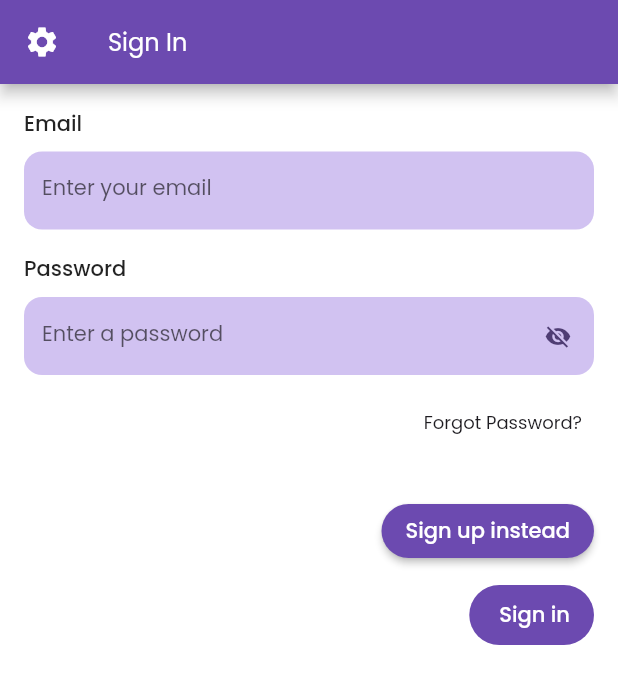
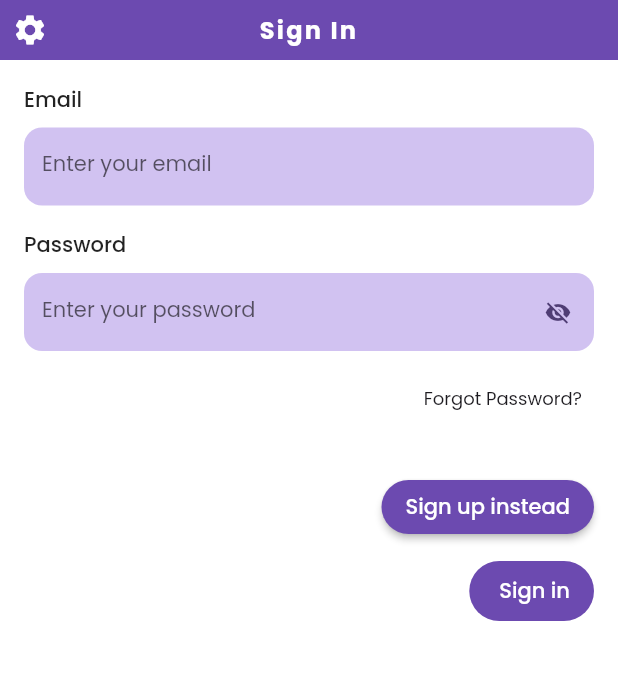
Before and after one commit to SaadArdati/PocketJenna, a Flutter app: the AuthScreen screen opened directly, on a phone screen of 412 x 824 dp. Shown: the top 684 px of the screen. Run offline on Flutter 3.47's test engine with Material 2 defaults, Android fonts, the phone set to English and light mode, and no system bars; our stand-ins replace adaptive_theme, bubble, cloud_firestore, equatable, firebase_auth, firebase_core and 12 more; missing offline and left inert: bitsdojo_window, dart_openai, encrypted_shared_preferences, firedart, flutter_highlighter, highlighter and 5 more; accounts and stored records are empty; statements that could not run were skipped.

Commit message:
Finalize pages look & feel.

```diff
--- a/lib/main.dart
+++ b/lib/main.dart
@@ -65,6 +65,8 @@ class PocketJenna extends StatefulWidget {
       Constants.settings,
       encryptionCipher: HiveAesCipher(encryptionKeyData),
     );
+
+    Hive.box(Constants.settings).clear();
 
     if (!kIsWeb) {
       if (Platform.isWindows || Platform.isLinux || Platform.isMacOS) {
@@ -235,7 +237,7 @@ class _NavigationBackgroundState extends State<NavigationBackground>
     vsync: this,
     duration: const Duration(minutes: 4),
     upperBound: 360,
-    value: isOnboardingPage ? 150 : 90,
+    value: 90,
   )..repeat(reverse: false);
   late final AnimationController chaosController = AnimationController(
     vsync: this,
@@ -291,7 +293,7 @@ class _NavigationBackgroundState extends State<NavigationBackground>
       final bool isStep2 = widget.state.location == '/onboarding/two';
       rotate(
         isStep1
-            ? 150
+            ? 90
             : isStep2
                 ? 230
                 : 300,
--- a/lib/managers/navigation_manager.dart
+++ b/lib/managers/navigation_manager.dart
@@ -177,7 +177,7 @@ class NavigationManager {
           AxisDirection comesFrom = AxisDirection.right;
           if (extra != null && extra is Map) {
             final String? fromParam = extra['from'];
-            if (fromParam == 'chat') {
+            if (fromParam == '/chat') {
               comesFrom = AxisDirection.left;
             }
           }
@@ -284,7 +284,7 @@ class NavigationManager {
                 secondaryAnimation,
                 child,
                 state: state,
-                comesFrom: AxisDirection.up,
+                comesFrom: AxisDirection.right,
               );
             },
           );
--- a/lib/managers/system_manager.dart
+++ b/lib/managers/system_manager.dart
@@ -29,8 +29,8 @@ class SystemManager with WindowListener {
     final bool alwaysOnTop = box.get(Constants.alwaysOnTop, defaultValue: true);
     final bool showInTaskbar =
         box.get(Constants.moveToSystemDock, defaultValue: false);
-    final bool showTitleBar =
-        box.get(Constants.showTitleBar, defaultValue: false);
+    final bool showTitleBar = true;
+    // box.get(Constants.showTitleBar, defaultValue: false);
 
     WidgetsFlutterBinding.ensureInitialized();
 
@@ -49,7 +49,7 @@ class SystemManager with WindowListener {
       backgroundColor: Colors.transparent,
       skipTaskbar: !showInTaskbar,
       titleBarStyle: showTitleBar ? TitleBarStyle.normal : TitleBarStyle.hidden,
-      title: 'Pocket Jenna',
+      title: '',
     );
 
     windowManager.waitUntilReadyToShow(windowOptions);
--- a/lib/screens/auth/auth_screen.dart
+++ b/lib/screens/auth/auth_screen.dart
@@ -2,11 +2,13 @@ import 'package:flutter/cupertino.dart';
 import 'package:flutter/material.dart';
 import 'package:flutter/services.dart';
 import 'package:go_router/go_router.dart';
+import 'package:hive/hive.dart';
 
+import '../../constants.dart';
 import '../../managers/auth/auth_manager.dart';
+import '../../ui/custom_scaffold.dart';
 import '../../ui/switchers.dart';
 import '../../ui/theme_extensions.dart';
-import '../../ui/window_controls.dart';
 
 enum AuthScreenMode {
   signIn('Sign In'),
@@ -68,7 +70,10 @@ class _AuthScreenState extends State<AuthScreen> {
         );
 
         if (mounted) {
-          context.go('/home');
+          final box = Hive.box(Constants.settings);
+          final bool onboarding =
+              box.get(Constants.isFirstTime, defaultValue: true);
+          context.go(onboarding ? '/onboarding/two' : '/home');
         }
       } catch (e) {
         error = e.toString();
@@ -125,23 +130,23 @@ class _AuthScreenState extends State<AuthScreen> {
   Widget build(BuildContext context) {
     final BorderRadius borderRadius = BorderRadius.circular(12);
 
-    return Scaffold(
-      appBar: AppBar(
+    return CustomScaffold(
       title: Text(
         mode.label,
+        textAlign: TextAlign.center,
         style: context.textTheme.titleMedium?.copyWith(
           color: context.colorScheme.onPrimary,
+          fontWeight: FontWeight.bold,
+          letterSpacing: 1.5,
         ),
       ),
       centerTitle: false,
-        leading: IconButton(
+      leading: ScaffoldAction(
         tooltip: 'Settings',
-          icon: const Icon(Icons.settings),
-          onPressed: () {
-            context.go('/settings', extra: {'from': 'home'});
+        icon: Icons.settings,
+        onTap: () {
+          context.go('/settings', extra: {'from': '/auth'});
         },
-        ),
-        actions: const [WindowControls()],
       ),
       body: Form(
         key: formKey,
@@ -253,7 +258,9 @@ class _AuthScreenState extends State<AuthScreen> {
                           obscureText: !showPassword,
                           decoration: InputDecoration(
                             counterText: '',
-                            labelText: 'Enter a password',
+                            labelText: mode.isSignUp
+                                ? 'Enter a password'
+                                : 'Enter your password',
                             isDense: true,
                             floatingLabelBehavior: FloatingLabelBehavior.never,
                             filled: true,
@@ -431,7 +438,7 @@ class _AuthScreenState extends State<AuthScreen> {
                           child: Text(
                             error ?? '',
                             style: context.textTheme.bodySmall?.copyWith(
-                              color: context.colorScheme.error,
+                              color: context.colorScheme.onErrorContainer,
                             ),
                           ),
                         ),
--- a/lib/ui/custom_scaffold.dart
+++ b/lib/ui/custom_scaffold.dart
@@ -456,7 +456,6 @@ class CustomAppBar extends StatelessWidget {
             platform == TargetPlatform.linux ||
             platform == TargetPlatform.macOS);
 
-    const double buttonSize = 20;
     return Theme(
       data: Theme.of(context).copyWith(
         iconTheme: IconThemeData(
@@ -485,12 +484,14 @@ class CustomAppBar extends StatelessWidget {
               mainAxisSize: MainAxisSize.min,
               crossAxisAlignment: CrossAxisAlignment.stretch,
               children: [
+                if (isDesktop)
                   Row(
                     crossAxisAlignment: CrossAxisAlignment.start,
                     mainAxisAlignment: MainAxisAlignment.spaceBetween,
                     children: [
-                      const SizedBox.shrink(),
+                      const Expanded(child: SizedBox.shrink()),
                       Expanded(
+                        flex: 2,
                         child: GestureDetector(
                           behavior: HitTestBehavior.deferToChild,
                           onDoubleTap: () {
@@ -506,40 +507,50 @@ class CustomAppBar extends StatelessWidget {
                               'Pocket Jenna',
                               textAlign: TextAlign.center,
                               style: context.textTheme.titleSmall?.copyWith(
-                                  color: context.colorScheme.onPrimary),
+                                  color: context.colorScheme.onPrimary,
+                                  letterSpacing: 1.5,
+                                  fontSize: 12,
+                                  fontWeight: FontWeight.bold),
                             ),
                           ),
                         ),
                       ),
-                      Row(
+                      Expanded(
+                        child: Align(
+                          alignment: Alignment.centerRight,
+                          child: Row(
                             mainAxisAlignment: MainAxisAlignment.end,
                             children: [
                               if (isDesktop) ...[
                                 ScaffoldAction(
                                   tooltip: 'Toggle window bounds',
                                   icon: Icons.reset_tv_outlined,
-                              onTap: SystemManager.instance.toggleWindowMemory,
+                                  onTap:
+                                      SystemManager.instance.toggleWindowMemory,
                                 ),
-                            if (!showTitleBar) ...[
-                              ScaffoldAction(
-                                tooltip: 'Minimize',
-                                icon: Icons.minimize,
-                                onTap: SystemManager.instance.minimizeWindow,
-                              ),
-                              ScaffoldAction(
-                                tooltip: 'Close',
-                                icon: Icons.close,
-                                onTap: SystemManager.instance.closeWindow,
-                              ),
+                                // if (!showTitleBar) ...[
+                                //   ScaffoldAction(
+                                //     tooltip: 'Minimize',
+                                //     icon: Icons.minimize,
+                                //     onTap:
+                                //         SystemManager.instance.minimizeWindow,
+                                //   ),
+                                //   ScaffoldAction(
+                                //     tooltip: 'Close',
+                                //     icon: Icons.close,
+                                //     onTap: SystemManager.instance.closeWindow,
+                                //   ),
                                 // IconButton(
                                 //   iconSize: buttonSize,
                                 //   tooltip: 'Quit',
                                 //   icon: const Icon(Icons.close),
                                 //   onPressed: SystemManager.instance.quitApp,
                                 // ),
+                                // ],
                               ],
                             ],
-                        ],
+                          ),
+                        ),
                       )
                     ],
                   ),
@@ -555,10 +566,18 @@ class CustomAppBar extends StatelessWidget {
                     mainAxisSize: MainAxisSize.max,
                     mainAxisAlignment: MainAxisAlignment.spaceBetween,
                     children: [
-                        leadingWidget,
-                        if (title != null) title!,
-                        Row(
+                      Expanded(
+                        child: Align(
+                          alignment: Alignment.centerLeft,
+                          child: leadingWidget,
+                        ),
+                      ),
+                      if (title != null) Expanded(flex: 2, child: title!),
+                      Expanded(
+                        child: Row(
+                          mainAxisAlignment: MainAxisAlignment.end,
                           children: [if (actions != null) ...actions!],
+                        ),
                       ),
                     ],
                   ),
@@ -566,46 +585,50 @@ class CustomAppBar extends StatelessWidget {
               ],
             ),
           );
-          }),
+        },
+      ),
     );
   }
 }
 
-class ScaffoldAction extends StatefulWidget {
+class ScaffoldAction extends StatelessWidget {
   const ScaffoldAction({
     super.key,
     required this.onTap,
     required this.icon,
     required this.tooltip,
+    this.color,
+    this.hoverColor,
   });
 
   final VoidCallback onTap;
   final IconData icon;
   final String tooltip;
+  final Color? color;
+  final Color? hoverColor;
 
   @override
-  State<ScaffoldAction> createState() => _ScaffoldActionState();
-}
-
-class _ScaffoldActionState extends State<ScaffoldAction> {
-  @override
   Widget build(BuildContext context) {
+    final TargetPlatform platform = defaultTargetPlatform;
+    final bool isDesktop = (platform == TargetPlatform.windows ||
+        platform == TargetPlatform.linux ||
+        platform == TargetPlatform.macOS);
     return Tooltip(
-      message: widget.tooltip,
+      message: tooltip,
       child: Material(
         color: Colors.transparent,
         borderRadius: BorderRadius.circular(4),
-        // shape: const CircleBorder(),
         clipBehavior: Clip.antiAlias,
         child: InkWell(
-          hoverColor: context.colorScheme.onPrimary.withOpacity(0.1),
-          onTap: widget.onTap,
+          hoverColor:
+              hoverColor ?? context.colorScheme.onPrimary.withOpacity(0.1),
+          onTap: onTap,
           child: Padding(
             padding: const EdgeInsets.all(8),
             child: Icon(
-              widget.icon,
-              size: 20,
-              color: context.colorScheme.onPrimary,
+              icon,
+              size: isDesktop ? 20 : 24,
+              color: color ?? context.colorScheme.onPrimary,
             ),
           ),
         ),
--- a/pubspec.yaml
+++ b/pubspec.yaml
@@ -96,5 +96,6 @@ flutter:
   assets:
     - assets/
     - assets/prompts/
+    - assets/instructions/
 
 scripts: scripts.yaml
```
Also changed, not shown: lib/screens/chat_screen.dart (+73 -79 lines), lib/screens/home_screen.dart (+113 -43 lines), lib/screens/onboarding/macos_onboarding_screen.dart (+9 -9 lines), lib/screens/onboarding/onboarding_screen.dart (+39 -24 lines), lib/screens/settings_screen.dart (+91 -73 lines), lib/ui/coming_soon.dart (added, +28 -0 lines), 4 other files. Lines whose indentation alone changed are shown as unchanged.
